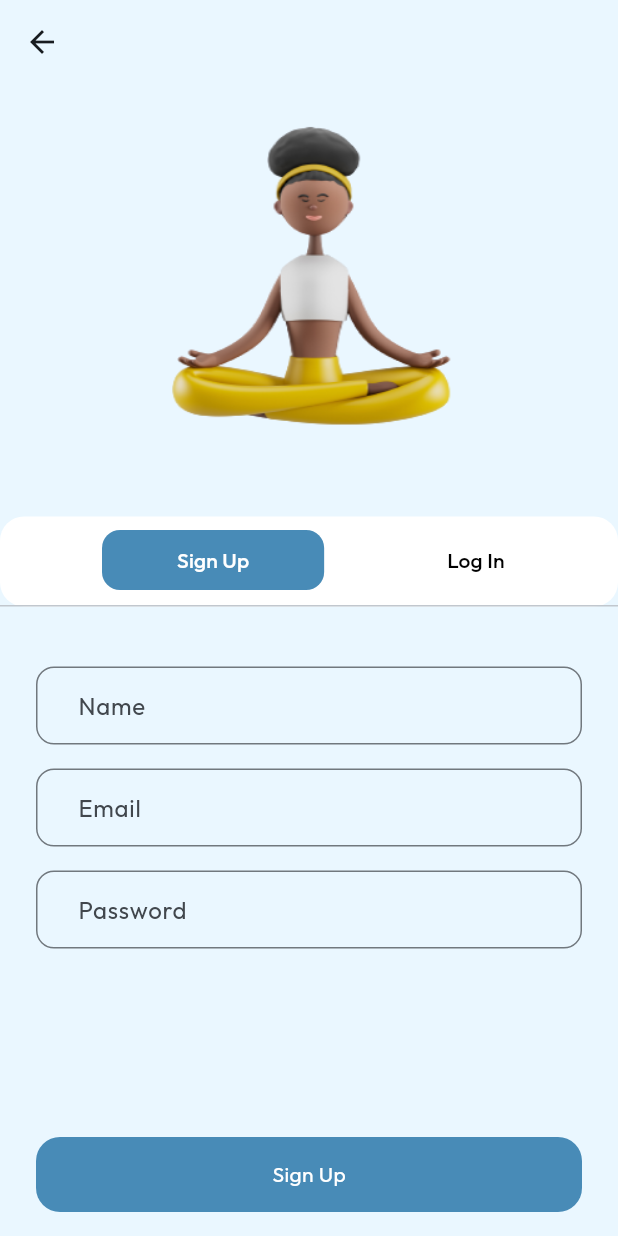
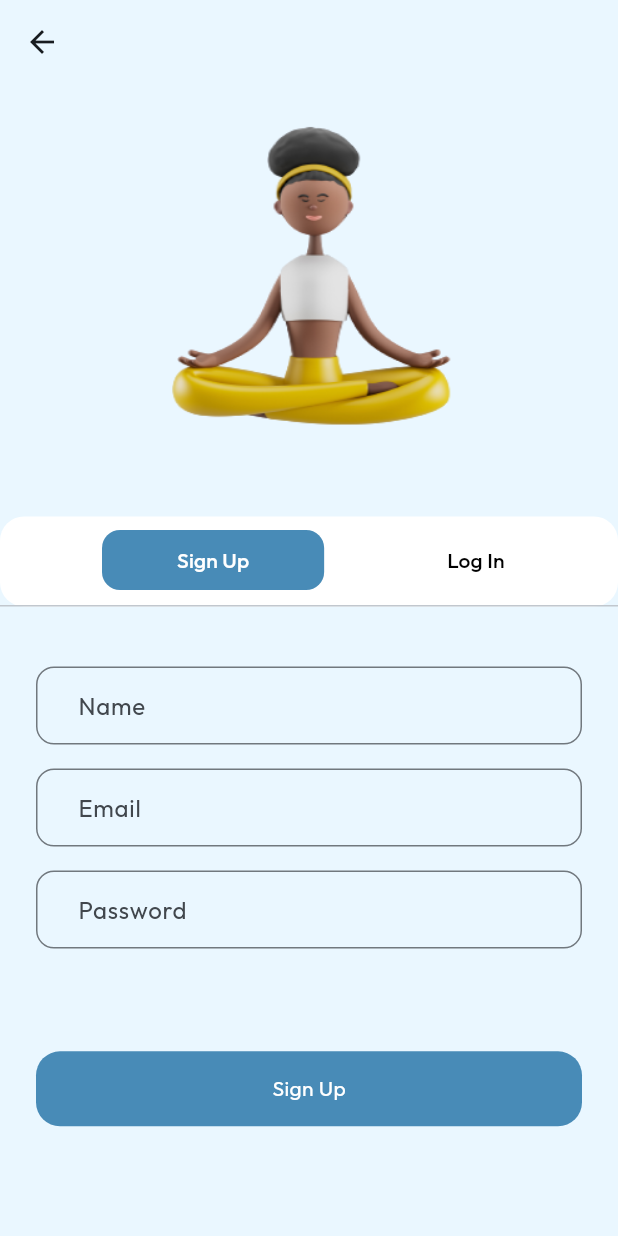
Before and after one commit to Yash-Khattar/Yogzen_app, a Flutter app: the AuthScreen screen opened by its route, on a phone screen of 412 x 824 dp. Run offline on Flutter 3.47's test engine with Material 3 defaults, Android fonts, the phone set to English and light mode, and no system bars; our stand-ins replace google_fonts, shared_preferences; accounts and stored records are empty.

Commit message:
Auth Screen Fixed

```diff
--- a/lib/components/nav_bar_screen.dart
+++ b/lib/components/nav_bar_screen.dart
@@ -1,6 +1,7 @@
 import 'package:flutter/material.dart';
 import 'package:yogzen/components/nav_bar.dart';
 import 'package:yogzen/screens/home/home_screen.dart';
+import 'package:yogzen/screens/home/specific_needs/specific_needs.dart';
 import 'package:yogzen/screens/userprofile/user_profile.dart';
 
 class NavScreen extends StatefulWidget {
@@ -14,6 +15,7 @@ class NavScreen extends StatefulWidget {
 class _NavScreenState extends State<NavScreen> {
   final _pages = [
     HomeScreen(),
+    SpecificNeedsScreen(),
     UserProfileScreen(),
   ];
 
--- a/lib/screens/auth/auth_screen.dart
+++ b/lib/screens/auth/auth_screen.dart
@@ -64,14 +64,18 @@ class _AuthScreenState extends State<AuthScreen> with TickerProviderStateMixin {
     super.dispose();
   }
 
+// - 120 + MediaQuery.sizeOf(context).height * 0.76
   @override
   Widget build(BuildContext context) {
     return Scaffold(
       appBar: AppBar(
-        backgroundColor: klightBlue,
+        scrolledUnderElevation: 0,
+        backgroundColor: klightBlue.withOpacity(0),
+        elevation: 0,
       ),
       backgroundColor: klightBlue,
-      body: Column(
+      body: SingleChildScrollView(
+        child: Column(
           crossAxisAlignment: CrossAxisAlignment.center,
           children: [
             const SizedBox(
@@ -161,7 +165,8 @@ class _AuthScreenState extends State<AuthScreen> with TickerProviderStateMixin {
                 ),
               ),
             ),
-          Expanded(
+            SizedBox(
+              height: MediaQuery.sizeOf(context).height * 0.44,
               child: TabBarView(
                 controller: _tabController,
                 children: [
@@ -174,7 +179,8 @@ class _AuthScreenState extends State<AuthScreen> with TickerProviderStateMixin {
                       passwordController: passwordController),
                 ],
               ),
-          ),
+            )
+
             // Padding(
             //   padding: const EdgeInsets.symmetric(horizontal: 24),
             //   child: GestureDetector(
@@ -201,6 +207,7 @@ class _AuthScreenState extends State<AuthScreen> with TickerProviderStateMixin {
             // ),
           ],
         ),
+      ),
     );
   }
 }
```
Also changed, not shown: lib/components/nav_bar.dart (+14 -1 lines), lib/screens/home/specific_needs/specific_needs.dart (added, +21 -0 lines). Lines whose indentation alone changed are shown as unchanged.
